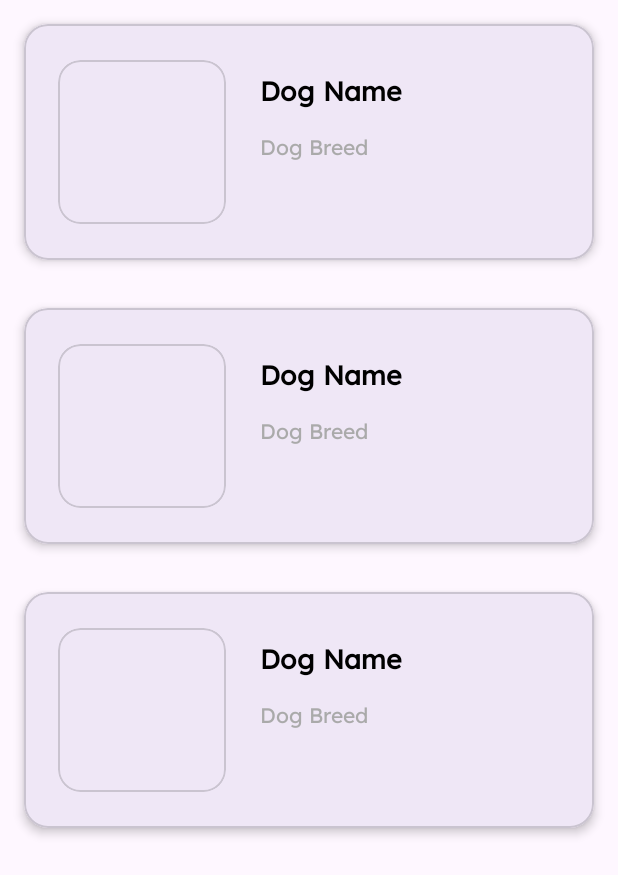
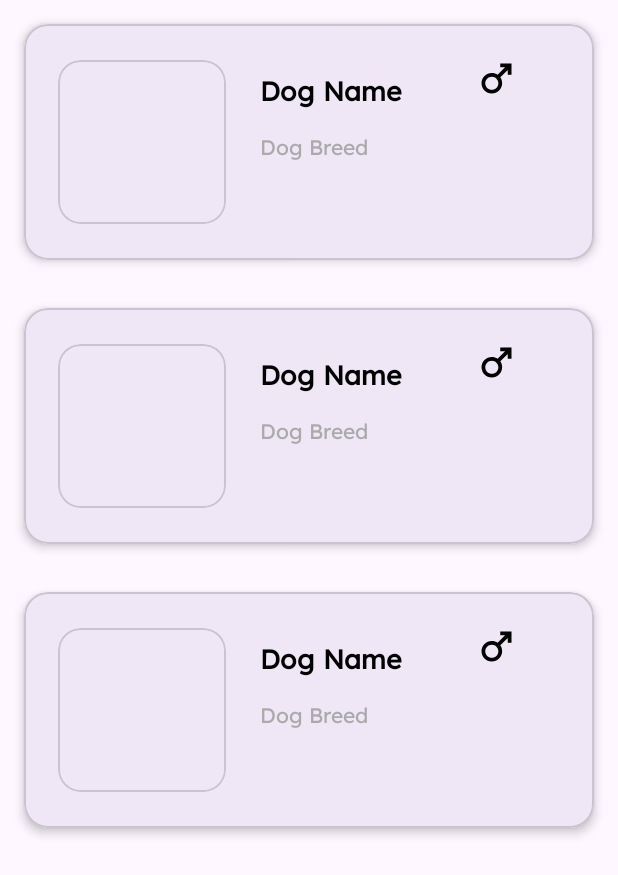
Before and after one commit to Roo55/AdoptADog-DispositiviMobili, an Android app: the layout activity_main.xml on its own in the app's theme, with its tools: preview values and no code run, on a phone screen of 412 x 824 dp. Shown: the top 875 px of the screen. Run offline under Robolectric (Android 15) with nearby library versions, the phone set to English and light mode, and no system bars.

Commit message:
Aggiunto il controllo del genere per impostare un'icona maschile o femminile in base al sesso del cane. Il layout dell'elenco dei cani funziona.

```diff
--- /dev/null
+++ b/app/src/main/res/drawable/ic_hembra.xml
@@ -0,0 +1,5 @@
+<vector xmlns:android="http://schemas.android.com/apk/res/android" android:height="24dp" android:tint="#000000" android:viewportHeight="24" android:viewportWidth="24" android:width="24dp">
+
+    <path android:fillColor="@android:color/white" android:pathData="M17.5,9.5C17.5,6.46 15.04,4 12,4S6.5,6.46 6.5,9.5c0,2.7 1.94,4.93 4.5,5.4V17H9v2h2v2h2v-2h2v-2h-2v-2.1C15.56,14.43 17.5,12.2 17.5,9.5zM8.5,9.5C8.5,7.57 10.07,6 12,6s3.5,1.57 3.5,3.5S13.93,13 12,13S8.5,11.43 8.5,9.5z"/>
+
+</vector>
--- /dev/null
+++ b/app/src/main/res/drawable/ic_macho.xml
@@ -0,0 +1,5 @@
+<vector xmlns:android="http://schemas.android.com/apk/res/android" android:height="24dp" android:tint="#000000" android:viewportHeight="24" android:viewportWidth="24" android:width="24dp">
+
+    <path android:fillColor="@android:color/white" android:pathData="M9.5,11c1.93,0 3.5,1.57 3.5,3.5S11.43,18 9.5,18S6,16.43 6,14.5S7.57,11 9.5,11zM9.5,9C6.46,9 4,11.46 4,14.5S6.46,20 9.5,20s5.5,-2.46 5.5,-5.5c0,-1.16 -0.36,-2.23 -0.97,-3.12L18,7.42V10h2V4h-6v2h2.58l-3.97,3.97C11.73,9.36 10.66,9 9.5,9z"/>
+
+</vector>
--- a/app/src/main/res/layout/dog_item.xml
+++ b/app/src/main/res/layout/dog_item.xml
@@ -87,4 +87,13 @@
             app:layout_constraintEnd_toEndOf="@id/imageCardView" />
 
     </androidx.constraintlayout.widget.ConstraintLayout>
+
+    <ImageView
+        android:id="@+id/ivGenderIcon"
+        android:layout_width="30dp"
+        android:layout_height="30dp"
+        android:layout_marginStart="300dp"
+        android:layout_marginTop="21dp"
+        android:contentDescription="@null"
+        android:src="@drawable/ic_macho" />
 </com.google.android.material.card.MaterialCardView>
--- a/app/src/main/res/values/strings.xml
+++ b/app/src/main/res/values/strings.xml
@@ -1,3 +1,5 @@
 <resources>
     <string name="app_name">AdoptADog</string>
+    <string name="gender_male_icon">Male dog icon</string>
+    <string name="gender_female_icon">Female dog icon</string>
 </resources>
```
Also changed, not shown: app/src/main/java/com/example/adoptadog/ui/main/DogAdapter.java (+19 -13 lines).
